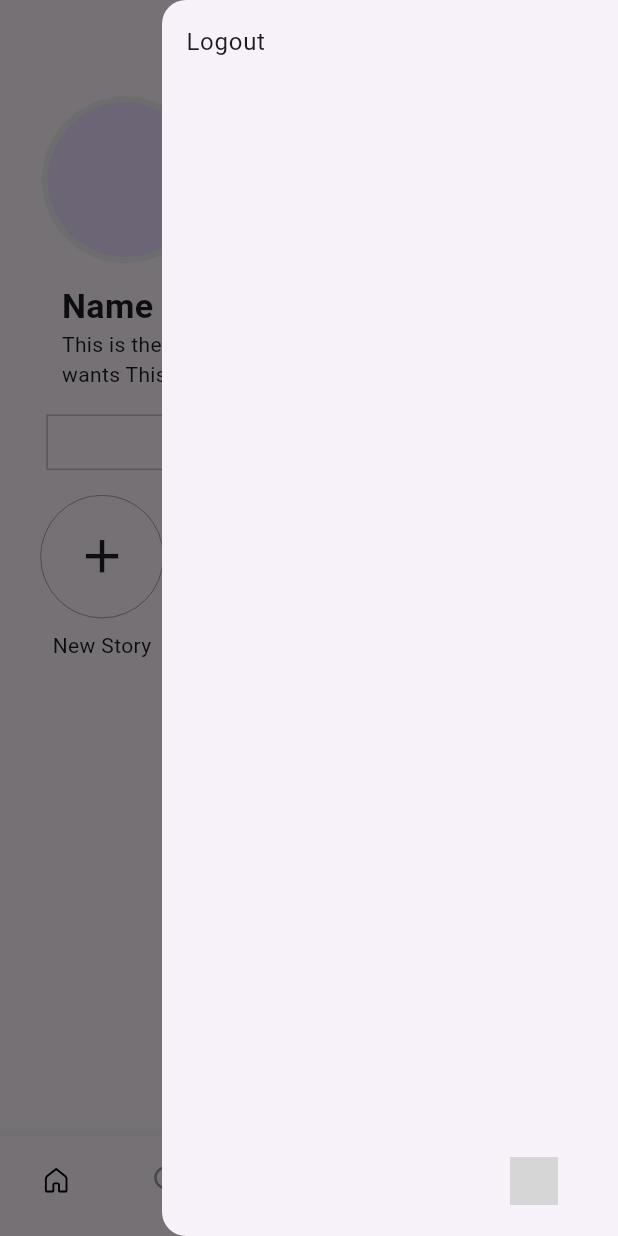
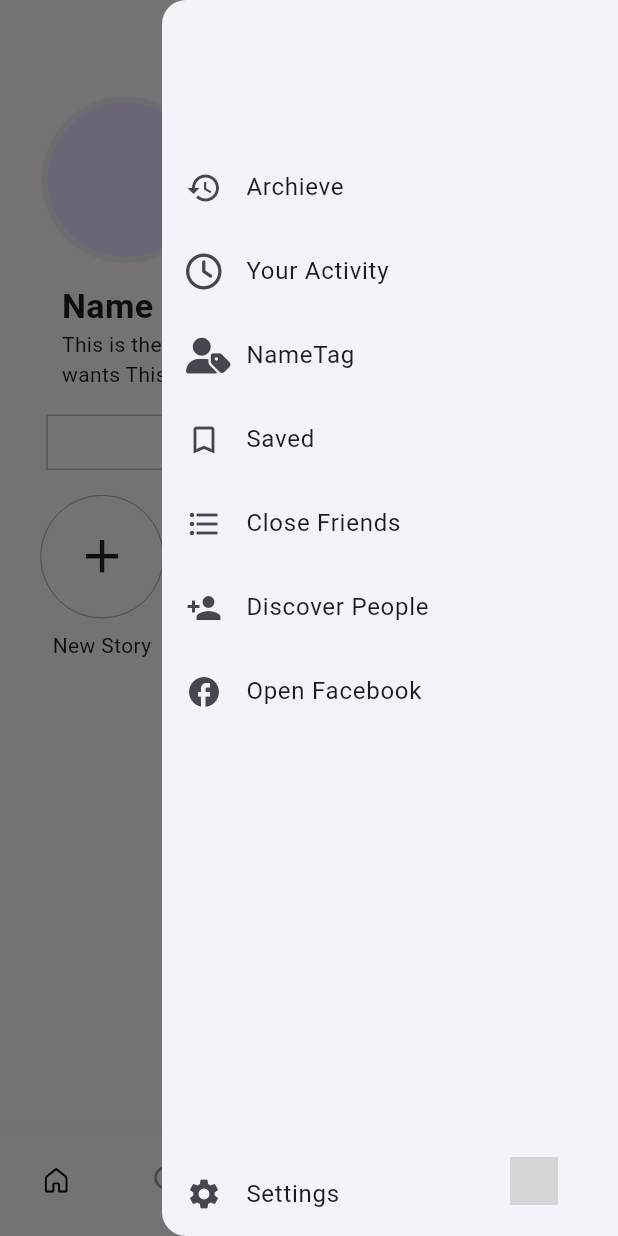
Before and after one commit to SayedZeeshanHyder/InstaClone, a Flutter app: the NavigationFile screen opened directly, item 5 of the bottom bar chosen, with the side drawer open, on a phone screen of 412 x 824 dp. Run offline on Flutter 3.47's test engine with Material 3 defaults, Android fonts, the phone set to English and light mode, and no system bars; our stand-ins replace cloud_firestore, firebase_auth, firebase_core, flutter_svg, font_awesome_flutter, get; accounts and stored records are empty; network calls fail; grey boxes are pictures that could not be loaded.

Commit message:
Updated End Drawer

```diff
--- a/lib/navigationfile.dart
+++ b/lib/navigationfile.dart
@@ -1,3 +1,4 @@
+import 'package:firebase_auth/firebase_auth.dart';
 import 'package:flutter/cupertino.dart';
 import 'package:flutter/material.dart';
 import 'package:flutter_svg/svg.dart';
@@ -53,6 +54,8 @@ class _NavigationFileState extends State<NavigationFile> {
     ),
   ];
 
+  final auth = FirebaseAuth.instance;
+
   final bottomNavItems = [
     BottomNavigationBarItem(icon: SizedBox(width: 20,height: 20,child: SvgPicture.asset('assets/icons/homeOutline.svg',fit: BoxFit.contain,),),activeIcon: SizedBox(width: 20,height: 20,child: SvgPicture.asset('assets/icons/homeFilled.svg')),label: ""),
     const BottomNavigationBarItem(icon: Icon(CupertinoIcons.search),label: "",),
@@ -91,12 +94,44 @@ class _NavigationFileState extends State<NavigationFile> {
       endDrawer: currentIndex == 4 ? Drawer(
         child: Column(
           children: [
+            SizedBox(
+              height: size.height*0.05,
+            ),
             ListTile(
-              onTap: (){
-                Get.back();
-                Get.off(()=>Login(),transition: Transition.fade);
-              },
-              title: Text("Logout"),
+              title: Text(auth.currentUser!.displayName.toString()),
+            ),
+            ListTile(
+              leading: Icon(Icons.history),
+              title: Text("Archieve"),
+            ),
+            ListTile(
+              leading: Icon(FontAwesomeIcons.clock),
+              title: Text("Your Activity"),
+            ),
+            ListTile(
+              leading: Icon(FontAwesomeIcons.userTag),
+              title: Text("NameTag"),
+            ),
+            ListTile(
+              leading: Icon(Icons.bookmark_border),
+              title: Text("Saved"),
+            ),
+            ListTile(
+              leading: Icon(Icons.format_list_bulleted),
+              title: Text("Close Friends"),
+            ),
+            ListTile(
+              leading: Icon(Icons.person_add),
+              title: Text("Discover People"),
+            ),
+            ListTile(
+              leading: Icon(Icons.facebook),
+              title: Text("Open Facebook"),
+            ),
+            Spacer(),
+            ListTile(
+              leading: Icon(Icons.settings),
+              title: Text("Settings"),
             ),
           ],
         ),
--- a/lib/screens/profile/profile.dart
+++ b/lib/screens/profile/profile.dart
@@ -25,6 +25,7 @@ class ProfileScreen extends StatelessWidget {
         List followers = data!['followers'];
         List posts = data!['posts'];
         List following = data!['following'];
+        final String bio = data!['bio'];
 
         return SingleChildScrollView(
           child: Column(
--- a/pubspec.yaml
+++ b/pubspec.yaml
@@ -41,7 +41,6 @@ dependencies:
   firebase_auth: ^4.19.0
   cloud_firestore: ^4.16.0
   get: ^4.0.0
-  shared_preferences: ^2.2.2
 
 dev_dependencies:
 
```
Also changed, not shown: pubspec.lock, 1 other file.
